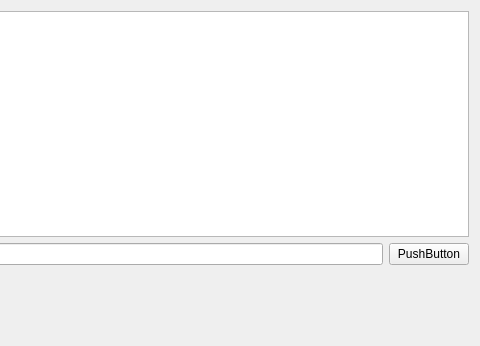
First picture: the form in main.ui, repository crazysjf/baodanbao, before the edit; both pictures show x 454 to 934 and y 0 to 346 of the 934 by 711 pixel window.
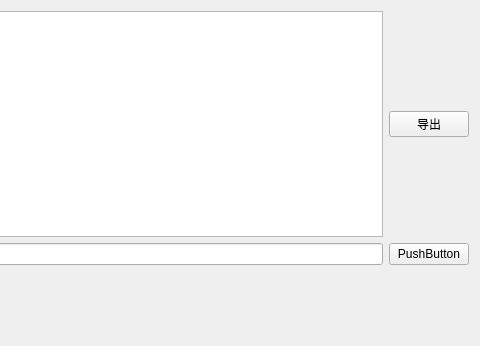
Second picture: the form after the edit.

Commit message: 可以导出成excel

```diff
--- a/main.ui
+++ b/main.ui
@@ -15,6 +15,8 @@
   </property>
   <layout class="QVBoxLayout" name="verticalLayout">
    <item>
+    <layout class="QHBoxLayout" name="horizontalLayout_3">
+     <item>
     <widget class="QTableWidget" name="lackDictTableWidget">
      <property name="rowCount">
       <number>0</number>
@@ -30,6 +32,15 @@
     </widget>
    </item>
    <item>
+      <widget class="QPushButton" name="pushButton">
+       <property name="text">
+        <string>导出</string>
+       </property>
+      </widget>
+     </item>
+    </layout>
+   </item>
+   <item>
     <layout class="QVBoxLayout" name="verticalLayout_4">
      <item>
       <layout class="QHBoxLayout" name="horizontalLayout">
```
Left out of the diff: 29 changed lines with no effect on the pictures. Lines whose indentation alone changed are shown as unchanged. The commit also changes 3 other files.
